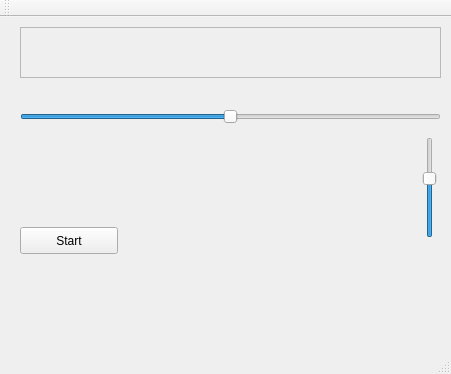
Above: mainwindow.ui from gqrx-sdr/gqrx before the change. Below: the same form after it.
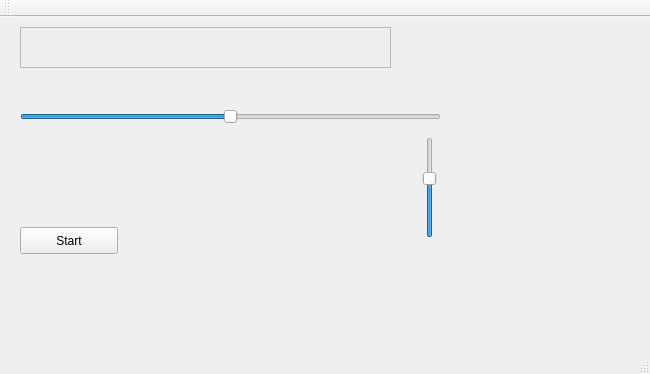
That is the form after the change. Custom widgets are drawn as their Qt base class.

Commit message: Minor tweaks to size of the frequency control widget.

The edit to the form file:
```diff
--- a/mainwindow.ui
+++ b/mainwindow.ui
@@ -6,7 +6,7 @@
    <rect>
     <x>0</x>
     <y>0</y>
-    <width>451</width>
+    <width>650</width>
     <height>374</height>
    </rect>
   </property>
@@ -35,8 +35,8 @@
      <rect>
       <x>20</x>
       <y>10</y>
-      <width>421</width>
-      <height>51</height>
+      <width>371</width>
+      <height>41</height>
      </rect>
     </property>
     <property name="frameShape">
```
Left out of the diff: 2 changed lines with no effect on the pictures.
